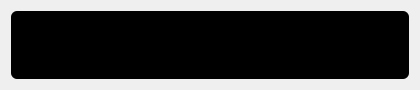
akukhta/BigBrother, file BigBrother/src/GUI/terminal.ui: the form before one commit.
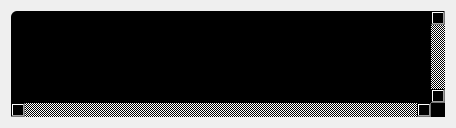
The form after the commit.

```diff
--- a/BigBrother/src/GUI/terminal.ui
+++ b/BigBrother/src/GUI/terminal.ui
@@ -6,8 +6,8 @@
    <rect>
     <x>0</x>
     <y>0</y>
-    <width>420</width>
-    <height>90</height>
+    <width>456</width>
+    <height>128</height>
    </rect>
   </property>
   <property name="windowTitle">
@@ -18,7 +18,7 @@
     <widget class="QTextBrowser" name="textBrowser">
      <property name="font">
       <font>
-       <family>Ubuntu Mono</family>
+       <family>FreeSans</family>
        <pointsize>11</pointsize>
       </font>
      </property>
@@ -26,6 +26,12 @@
       <string notr="true">background-color : black;
 border-radius: 6px;</string>
      </property>
+     <property name="verticalScrollBarPolicy">
+      <enum>Qt::ScrollBarAlwaysOn</enum>
+     </property>
+     <property name="horizontalScrollBarPolicy">
+      <enum>Qt::ScrollBarAlwaysOn</enum>
+     </property>
     </widget>
    </item>
   </layout>
```
